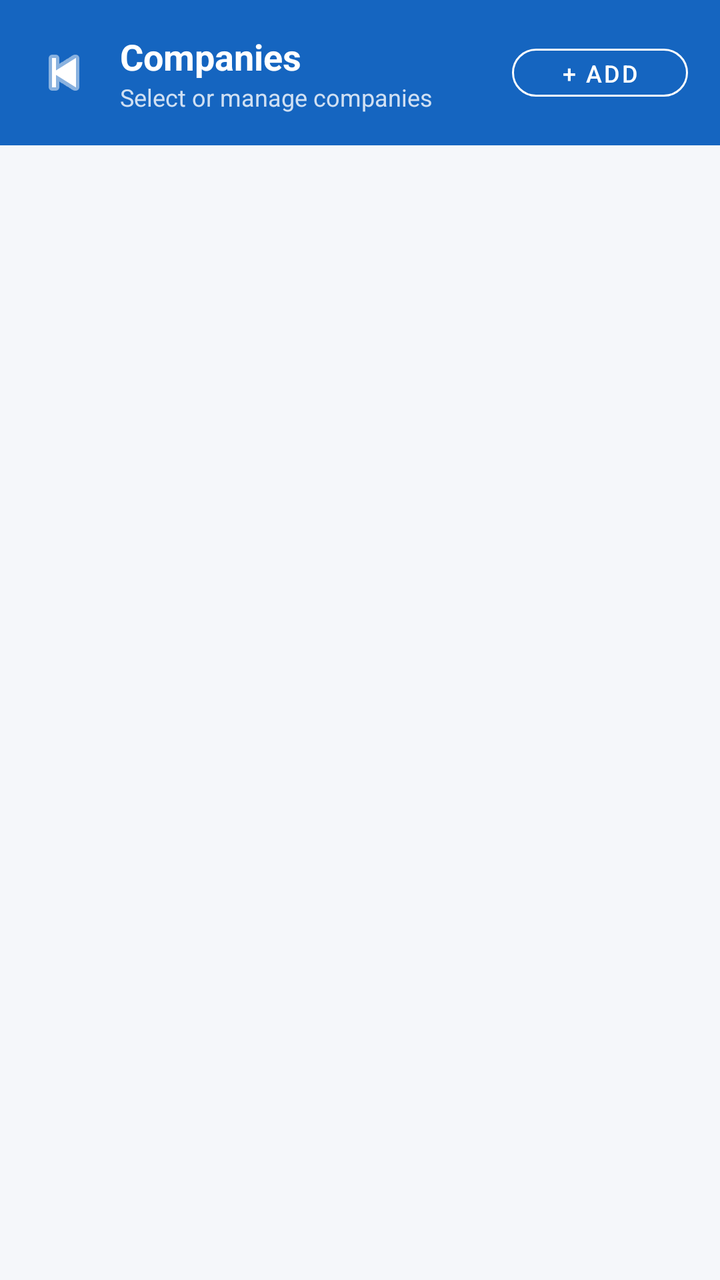
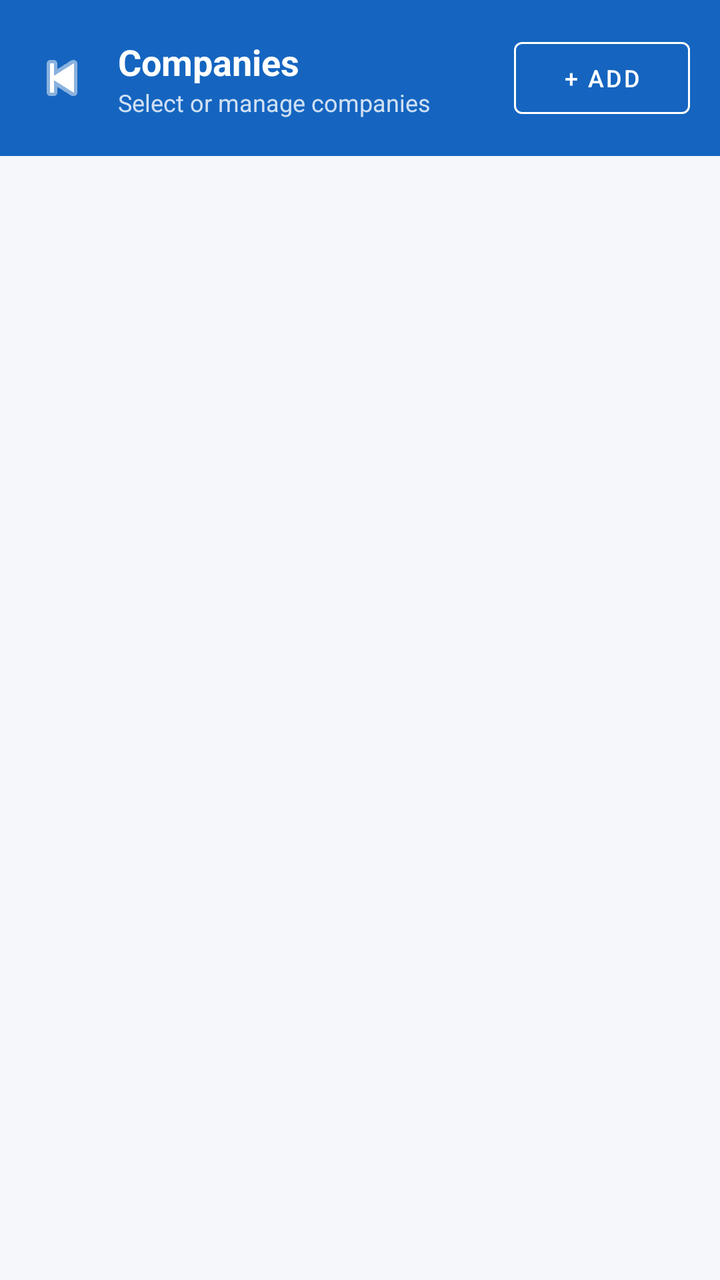

The first picture is an Android layout as it rendered before a commit; the second is the same layout after the commit. The layout source and the unified diff follow.
<!-- AndroidManifest.xml: application theme Theme.EmpManager -->
<!-- res/layout/activity_company_list.xml -->
<?xml version="1.0" encoding="utf-8"?>
<androidx.coordinatorlayout.widget.CoordinatorLayout
    xmlns:android="http://schemas.android.com/apk/res/android"
    xmlns:app="http://schemas.android.com/apk/res-auto"
    android:layout_width="match_parent"
    android:layout_height="match_parent"
    android:background="#F5F7FA">

    
    <LinearLayout
        android:id="@+id/layoutTopBar"
        android:layout_width="match_parent"
        android:layout_height="wrap_content"
        android:orientation="horizontal"
        android:gravity="center_vertical"
        android:background="#1565C0"
        android:padding="16dp">

        <ImageView
            android:id="@+id/ivBack"
            android:layout_width="32dp"
            android:layout_height="32dp"
            android:src="@android:drawable/ic_media_previous"
            android:tint="#FFFFFF"
            android:layout_marginEnd="12dp"/>

        <LinearLayout
            android:layout_width="0dp"
            android:layout_height="wrap_content"
            android:layout_weight="1"
            android:orientation="vertical">

            <TextView
                android:layout_width="wrap_content"
                android:layout_height="wrap_content"
                android:text="Companies"
                android:textSize="18sp"
                android:textStyle="bold"
                android:textColor="#FFFFFF"/>

            <TextView
                android:layout_width="wrap_content"
                android:layout_height="wrap_content"
                android:text="Select or manage companies"
                android:textSize="12sp"
                android:textColor="#CCffffff"/>
        </LinearLayout>

        <com.google.android.material.button.MaterialButton
            android:id="@+id/btnAddCompany"
            style="@style/Widget.MaterialComponents.Button.OutlinedButton"
            android:layout_width="wrap_content"
            android:layout_height="36dp"
            android:text="+ Add"
            android:textColor="#FFFFFF"
            android:textSize="12sp"
            app:strokeColor="#FFFFFF"
            app:cornerRadius="20dp"/>
    </LinearLayout>

    
    <androidx.recyclerview.widget.RecyclerView
        android:id="@+id/rvCompanies"
        android:layout_width="match_parent"
        android:layout_height="match_parent"
        android:layout_marginTop="72dp"
        android:padding="16dp"
        android:clipToPadding="false"/>

    
    <LinearLayout
        android:id="@+id/layoutEmpty"
        android:layout_width="wrap_content"
        android:layout_height="wrap_content"
        android:orientation="vertical"
        android:gravity="center"
        android:visibility="gone"
        app:layout_anchor="@id/rvCompanies"
        app:layout_anchorGravity="center">

        <TextView
            android:layout_width="wrap_content"
            android:layout_height="wrap_content"
            android:text="No companies yet"
            android:textSize="16sp"
            android:textColor="#757575"
            android:layout_marginBottom="8dp"/>

        <TextView
            android:layout_width="wrap_content"
            android:layout_height="wrap_content"
            android:text="Tap + Add to create your first company"
            android:textSize="13sp"
            android:textColor="#BDBDBD"/>
    </LinearLayout>

</androidx.coordinatorlayout.widget.CoordinatorLayout>
<!-- resources referenced by this layout -->
<resources>
  <style name="Theme.EmpManager" parent="Theme.MaterialComponents.Light.NoActionBar">
          <item name="colorPrimary">@color/primary</item>
          <item name="colorPrimaryVariant">@color/primary_dark</item>
          <item name="colorOnPrimary">@color/white</item>
          <item name="colorSecondary">@color/accent</item>
          <item name="android:windowBackground">@color/background</item>
      </style>
  <color name="primary">#1565C0</color>
  <color name="primary_dark">#0D47A1</color>
  <color name="white">#FFFFFFFF</color>
  <color name="accent">#FF6F00</color>
  <color name="background">#F0F4F8</color>
</resources>

<!-- the commit's change to res/layout/activity_company_list.xml (unified diff, before → after) -->
@@ -14,7 +14,7 @@
         android:orientation="horizontal"
         android:gravity="center_vertical"
         android:background="#1565C0"
-        android:padding="16dp">
+        android:padding="15dp">
 
         <ImageView
             android:id="@+id/ivBack"
@@ -50,12 +50,13 @@
             android:id="@+id/btnAddCompany"
             style="@style/Widget.MaterialComponents.Button.OutlinedButton"
             android:layout_width="wrap_content"
-            android:layout_height="36dp"
+            android:layout_height="wrap_content"
+            android:padding="5dp"
             android:text="+ Add"
             android:textColor="#FFFFFF"
             android:textSize="12sp"
             app:strokeColor="#FFFFFF"
-            app:cornerRadius="20dp"/>
+            app:cornerRadius="4dp"/>
     </LinearLayout>
 
     
